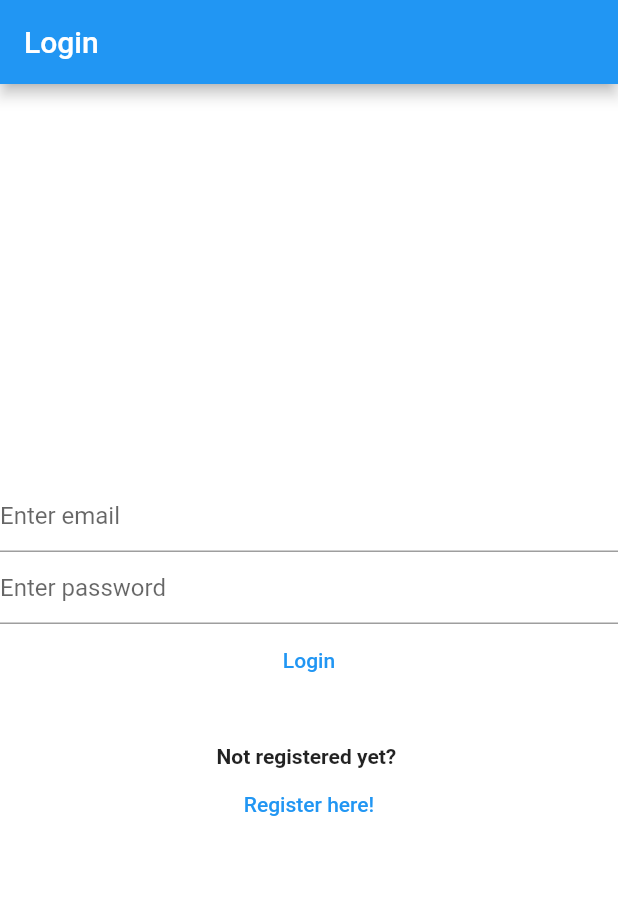
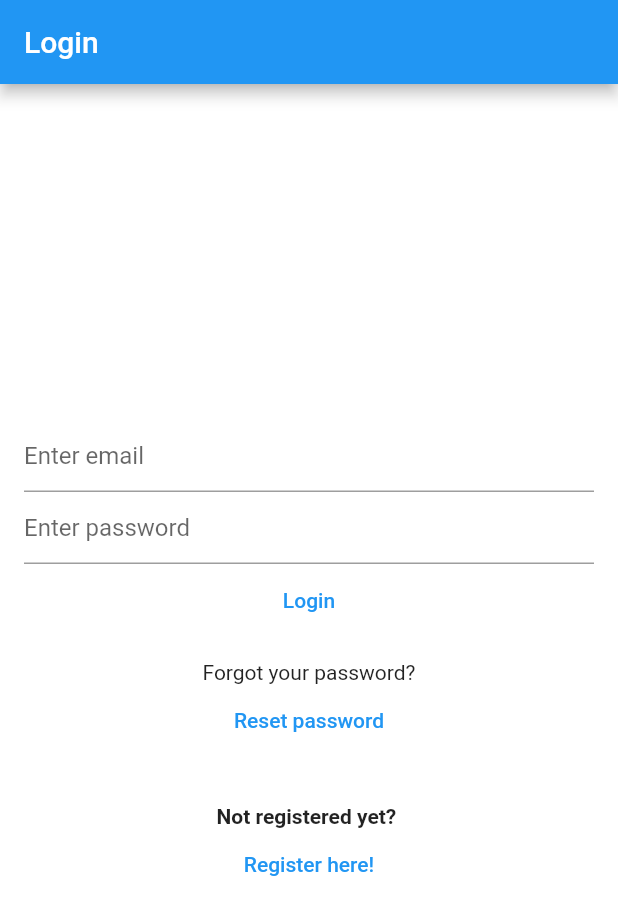
Before and after one commit to Rarvs/zapys, a Flutter app: the screen it shows after launch, on a phone screen of 412 x 824 dp. Shown: the top 915 px of the screen. Run offline on Flutter 3.47's test engine with Material 2 defaults, Android fonts, the light colour scheme and no system bars; our stand-ins replace bloc, cloud_firestore, equatable, firebase_auth, firebase_core, flutter_bloc and 1 more; accounts and stored records are empty.

Commit message:
Reset password implemented

```diff
--- a/lib/constants/strings.dart
+++ b/lib/constants/strings.dart
@@ -5,6 +5,9 @@ const String deleteNoteDialogTitleTxt = 'Delete ';
 const String deleteNoteDialogContentTxt = 'Are you sure you want to delete ';
 const String cannotShareNoteDialogTitleTxt = 'Cannot share ';
 const String cannotShareNoteDialogContentTxt = "Empty notes can't be shared";
+const String resetPasswordEmailSentDialogTitleTxt = 'Password Reset';
+const String resetPasswordEmailSentDialogContetTxt =
+    'An reset password link has been sent to your email, please check your inbox and spam folders';
 
 const String newNoteTxt = 'This is your new note';
 const String loadingTxt = 'Loading...';
--- a/lib/services/auth/auth_provider.dart
+++ b/lib/services/auth/auth_provider.dart
@@ -12,5 +12,7 @@ abstract class AuthProvider {
 
   Future<void> logOut();
 
+  Future<void> sendPasswordReset({required String email});
+
   Future<void> sendEmailVerification();
 }
--- a/lib/services/auth/auth_service.dart
+++ b/lib/services/auth/auth_service.dart
@@ -37,6 +37,10 @@ class AuthService implements AuthProvider {
   Future<void> logOut() => provider.logOut();
 
   @override
+  Future<void> sendPasswordReset({required String email}) =>
+      provider.sendPasswordReset(email: email);
+
+  @override
   Future<void> sendEmailVerification() => provider.sendEmailVerification();
 
   @override
--- a/lib/services/auth/bloc/auth_event.dart
+++ b/lib/services/auth/bloc/auth_event.dart
@@ -32,3 +32,8 @@ class AuthEventSendEmailVerifictaion extends AuthEvent {
 class AuthEventShouldRegister extends AuthEvent {
   const AuthEventShouldRegister();
 }
+
+class AuthEventForgotPassword extends AuthEvent {
+  final String? email;
+  const AuthEventForgotPassword({this.email});
+}
--- a/lib/services/auth/bloc/auth_state.dart
+++ b/lib/services/auth/bloc/auth_state.dart
@@ -33,6 +33,17 @@ class AuthStateNeedsVerification extends AuthState {
       : super(isLoading: isLoading);
 }
 
+class AuthStateForgotPassword extends AuthState {
+  final Exception? exception;
+  final bool hasSentEmail;
+
+  const AuthStateForgotPassword({
+    required this.exception,
+    required this.hasSentEmail,
+    required bool isLoading,
+  }) : super(isLoading: isLoading);
+}
+
 class AuthStateLoggedOut extends AuthState with EquatableMixin {
   final Exception? exception;
   const AuthStateLoggedOut(
--- a/lib/views/home_page.dart
+++ b/lib/views/home_page.dart
@@ -5,6 +5,7 @@ import 'package:zapys/helpers/loading/loading_screen.dart';
 import 'package:zapys/services/auth/bloc/auth_bloc.dart';
 import 'package:zapys/services/auth/bloc/auth_event.dart';
 import 'package:zapys/services/auth/bloc/auth_state.dart';
+import 'package:zapys/views/forgot_password_view.dart';
 import 'package:zapys/views/login_view.dart';
 import 'package:zapys/views/notes/notes_view.dart';
 import 'package:zapys/views/register_view.dart';
@@ -25,6 +26,8 @@ class HomePage extends StatelessWidget {
           return const VerifyEmailView();
         } else if (state is AuthStateLoggedOut) {
           return const LoginView();
+        } else if (state is AuthStateForgotPassword) {
+          return const ForgotPasswordView();
         } else if (state is AuthStateRegistering) {
           return const RegisterView();
         } else {
--- a/lib/views/login_view.dart
+++ b/lib/views/login_view.dart
@@ -1,13 +1,10 @@
 import 'package:flutter/material.dart';
 import 'package:flutter_bloc/flutter_bloc.dart';
-import 'package:zapys/constants/routes.dart';
-import 'package:zapys/constants/strings.dart';
 import 'package:zapys/services/auth/auth_exceptions.dart';
 import 'package:zapys/services/auth/bloc/auth_bloc.dart';
 import 'package:zapys/services/auth/bloc/auth_event.dart';
 import 'package:zapys/services/auth/bloc/auth_state.dart';
 import 'package:zapys/util/dialogs/error_dialog.dart';
-import 'package:zapys/util/dialogs/loading_dialog.dart';
 
 class LoginView extends StatefulWidget {
   const LoginView({Key? key}) : super(key: key);
@@ -51,7 +48,9 @@ class _LoginViewState extends State<LoginView> {
       },
       child: Scaffold(
         appBar: AppBar(title: const Text('Login')),
-        body: Column(
+        body: Padding(
+          padding: const EdgeInsets.all(16.0),
+          child: Column(
             mainAxisAlignment: MainAxisAlignment.center,
             crossAxisAlignment: CrossAxisAlignment.center,
             children: [
@@ -72,15 +71,21 @@ class _LoginViewState extends State<LoginView> {
                 onPressed: () async {
                   final email = _email.text;
                   final password = _password.text;
-                context.read<AuthBloc>().add(
-                      AuthEventLogIn(
-                        email,
-                        password,
-                      ),
-                    );
+                  context.read<AuthBloc>().add(AuthEventLogIn(email, password));
                 },
                 child: const Text('Login'),
               ),
+              const SizedBox(
+                height: 16,
+              ),
+              const Text('Forgot your password?'),
+              TextButton(
+                  onPressed: () {
+                    context
+                        .read<AuthBloc>()
+                        .add(const AuthEventForgotPassword());
+                  },
+                  child: const Text('Reset password')),
               const SizedBox(
                 height: 32,
               ),
@@ -97,6 +102,7 @@ class _LoginViewState extends State<LoginView> {
             ],
           ),
         ),
+      ),
     );
   }
 
--- a/lib/views/notes/notes_view.dart
+++ b/lib/views/notes/notes_view.dart
@@ -1,7 +1,6 @@
 import 'package:flutter/material.dart';
 import 'package:flutter_bloc/flutter_bloc.dart';
 import 'package:zapys/constants/routes.dart';
-import 'package:zapys/constants/styles.dart';
 import 'package:zapys/enums/menu_action.dart';
 import 'package:zapys/services/auth/auth_service.dart';
 import 'package:zapys/services/auth/bloc/auth_bloc.dart';
--- a/lib/views/verify_email_view.dart
+++ b/lib/views/verify_email_view.dart
@@ -1,7 +1,5 @@
 import 'package:flutter/material.dart';
 import 'package:flutter_bloc/flutter_bloc.dart';
-import 'package:zapys/constants/routes.dart';
-import 'package:zapys/services/auth/auth_service.dart';
 import 'package:zapys/services/auth/bloc/auth_bloc.dart';
 import 'package:zapys/services/auth/bloc/auth_event.dart';
 
```
Also changed, not shown: lib/services/auth/bloc/auth_bloc.dart (+36 -0 lines), lib/services/auth/firebase_auth_provider.dart (+18 -0 lines), lib/util/dialogs/password_reset_email_sent_dialog.dart (added, +13 -0 lines), lib/views/forgot_password_view.dart (added, +81 -0 lines), lib/views/register_view.dart (+6 -3 lines), 1 other file. Lines whose indentation alone changed are shown as unchanged.
